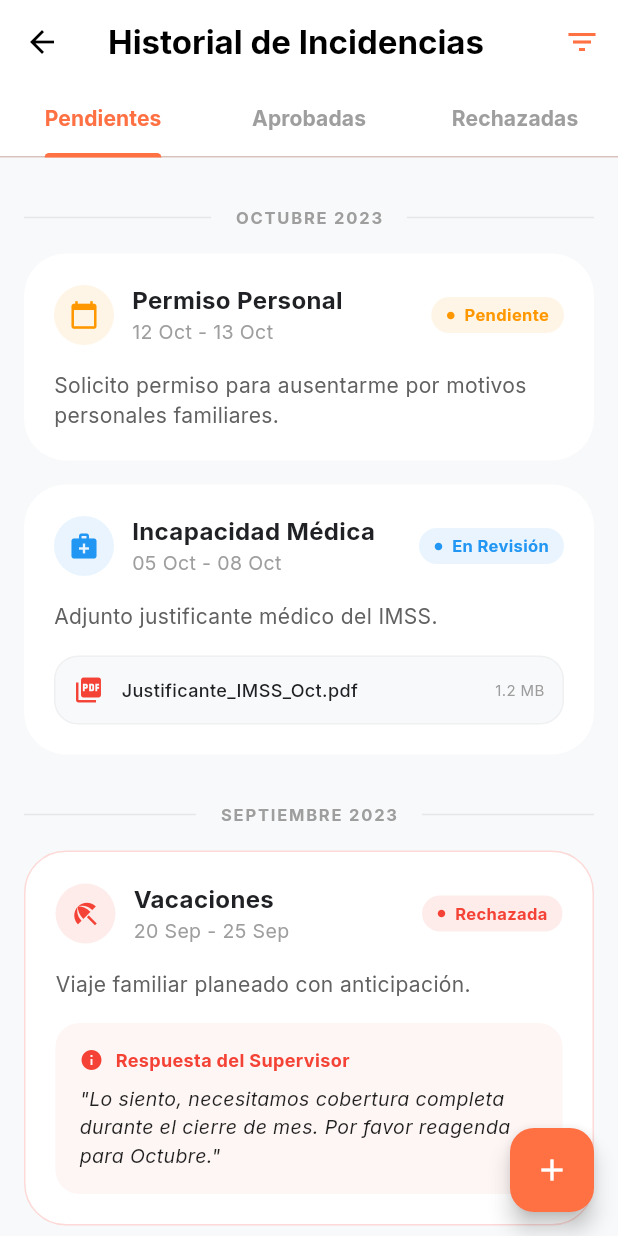
After one commit to BatiBicho/dysch_mobile, a Flutter app: the IncidentHistoryScreen screen opened by its route, on a phone screen of 412 x 824 dp. The commit adds this screen. Run offline on Flutter 3.47's test engine with Material 3 defaults, Android fonts, the phone set to English and light mode, and no system bars; our stand-ins replace dio, file_picker, flutter_bloc, go_router, google_fonts, logger and 2 more; missing offline and left inert: mobile_scanner; accounts and stored records are empty; network calls fail.

Commit message:
History Incident Screen

```diff
--- a/lib/core/router/app_router.dart
+++ b/lib/core/router/app_router.dart
@@ -1,5 +1,6 @@
 import 'package:dysch_mobile/presentation/screens/auth/login_screen.dart';
 import 'package:dysch_mobile/presentation/screens/home/home_screen.dart';
+import 'package:dysch_mobile/presentation/screens/incedent_history/incedent_history_screen.dart';
 import 'package:dysch_mobile/presentation/screens/notifications/notification_screen.dart';
 import 'package:dysch_mobile/presentation/screens/payroll/payroll_screen.dart';
 import 'package:dysch_mobile/presentation/screens/profile/profile_screen.dart';
@@ -60,6 +61,10 @@ class AppRouter {
         path: '/notifications',
         builder: (context, state) => const NotificationsScreen(),
       ),
+      GoRoute(
+        path: '/history',
+        builder: (context, state) => const IncidentHistoryScreen(),
+      ),
     ],
   );
 }
--- a/lib/presentation/screens/auth/login_screen.dart
+++ b/lib/presentation/screens/auth/login_screen.dart
@@ -52,7 +52,7 @@ class LoginScreen extends StatelessWidget {
                           end: Alignment.bottomCenter,
                           colors: [
                             Colors.transparent,
-                            Colors.black.withOpacity(0.7),
+                            Colors.black.withValues(alpha: .7),
                           ],
                         ),
                       ),
@@ -94,11 +94,11 @@ class LoginScreen extends StatelessWidget {
                 decoration: InputDecoration(
                   hintText: 'usuario@empresa.com',
                   hintStyle: TextStyle(
-                    color: AppColors.primaryOrange.withOpacity(0.5),
+                    color: AppColors.primaryOrange.withValues(alpha: .5),
                   ),
                   suffixIcon: Icon(
                     Icons.email_outlined,
-                    color: AppColors.primaryOrange.withOpacity(0.7),
+                    color: AppColors.primaryOrange.withValues(alpha: .7),
                   ),
                 ),
               ),
@@ -111,11 +111,11 @@ class LoginScreen extends StatelessWidget {
                 decoration: InputDecoration(
                   hintText: '••••••••',
                   hintStyle: TextStyle(
-                    color: AppColors.primaryOrange.withOpacity(0.5),
+                    color: AppColors.primaryOrange.withValues(alpha: .5),
                   ),
                   suffixIcon: Icon(
                     Icons.visibility_outlined,
-                    color: AppColors.primaryOrange.withOpacity(0.7),
+                    color: AppColors.primaryOrange.withValues(alpha: .7),
                   ),
                 ),
               ),
@@ -206,52 +206,6 @@ class LoginScreen extends StatelessWidget {
               ),
 
               const SizedBox(height: 30),
-
-              // --- DIVIDER ---
-              Row(
-                children: [
-                  const Expanded(child: Divider()),
-                  Padding(
-                    padding: const EdgeInsets.symmetric(horizontal: 10),
-                    child: Text(
-                      'o ingresa con',
-                      style: TextStyle(color: Colors.grey[600], fontSize: 12),
-                    ),
-                  ),
-                  const Expanded(child: Divider()),
-                ],
-              ),
-              const SizedBox(height: 20),
-
-              // --- FACE ID / BIOMETRÍA ---
-              Column(
-                children: [
-                  IconButton.filledTonal(
-                    onPressed: () {
-                      // TODO: Implementar autenticación biométrica
-                      // context.read<AuthCubit>().loginWithBiometrics();
-                    },
-                    icon: const Icon(Icons.face_retouching_natural, size: 32),
-                    style: IconButton.styleFrom(
-                      padding: const EdgeInsets.all(16),
-                      backgroundColor: Colors.white,
-                      foregroundColor: AppColors.primaryOrange,
-                    ),
-                  ),
-                  const SizedBox(height: 4),
-                  const Text(
-                    'Face ID',
-                    style: TextStyle(fontSize: 12, fontWeight: FontWeight.w500),
-                  ),
-                ],
-              ),
-
-              const SizedBox(height: 40),
-              const Text(
-                'DYSCH v1.0.2',
-                style: TextStyle(color: Colors.grey, fontSize: 10),
-              ),
-              const SizedBox(height: 20),
             ],
           ),
         ),
--- a/lib/presentation/screens/home/home_screen.dart
+++ b/lib/presentation/screens/home/home_screen.dart
@@ -74,10 +74,11 @@ class HomeScreen extends StatelessWidget {
                     onTap: () => context.go('/horarios'),
                   ),
                   QuickMenuCard(
-                    icon: Icons.payments_outlined,
-                    label: 'Nómina',
+                    icon: Icons.history,
+                    label: 'Historial de Incidentes',
                     color: Colors.orange.shade100,
                     iconColor: Colors.orange,
+                    onTap: () => context.push('/history'),
                   ),
                   QuickMenuCard(
                     icon: Icons.beach_access,
--- /dev/null
+++ b/lib/presentation/screens/incedent_history/incedent_history_screen.dart
@@ -0,0 +1,117 @@
+import 'package:dysch_mobile/presentation/screens/incedent_history/widgets/incedent_history_card.dart';
+import 'package:flutter/material.dart';
+
+class IncidentHistoryScreen extends StatelessWidget {
+  const IncidentHistoryScreen({super.key});
+
+  @override
+  Widget build(BuildContext context) {
+    return DefaultTabController(
+      length: 3,
+      child: Scaffold(
+        backgroundColor: const Color(0xFFF8F9FA),
+        appBar: AppBar(
+          backgroundColor: Colors.white,
+          elevation: 0,
+          leading: const BackButton(color: Colors.black),
+          title: const Text(
+            'Historial de Incidencias',
+            style: TextStyle(color: Colors.black, fontWeight: FontWeight.bold),
+          ),
+          actions: [
+            IconButton(
+              icon: const Icon(Icons.filter_list, color: Color(0xFFFF7043)),
+              onPressed: () {},
+            ),
+          ],
+          bottom: const TabBar(
+            indicatorColor: Color(0xFFFF7043),
+            indicatorWeight: 3,
+            labelColor: Color(0xFFFF7043),
+            unselectedLabelColor: Colors.grey,
+            labelStyle: TextStyle(fontWeight: FontWeight.bold),
+            tabs: [
+              Tab(text: 'Pendientes'),
+              Tab(text: 'Aprobadas'),
+              Tab(text: 'Rechazadas'),
+            ],
+          ),
+        ),
+        body: TabBarView(
+          children: [
+            _buildListView(), // Contenido para Pendientes
+            const Center(child: Text('No hay aprobadas')), // Placeholder
+            const Center(child: Text('No hay rechazadas')), // Placeholder
+          ],
+        ),
+        floatingActionButton: FloatingActionButton(
+          onPressed: () {},
+          backgroundColor: const Color(0xFFFF7043),
+          child: const Icon(Icons.add, color: Colors.white),
+        ),
+      ),
+    );
+  }
+
+  Widget _buildListView() {
+    return ListView(
+      padding: const EdgeInsets.all(16),
+      children: [
+        _buildSectionHeader('OCTUBRE 2023'),
+        const IncidentHistoryCard(
+          title: 'Permiso Personal',
+          date: '12 Oct - 13 Oct',
+          status: 'Pendiente',
+          description:
+              'Solicito permiso para ausentarme por motivos personales familiares.',
+          icon: Icons.calendar_today,
+          baseColor: Colors.orange,
+        ),
+        const IncidentHistoryCard(
+          title: 'Incapacidad Médica',
+          date: '05 Oct - 08 Oct',
+          status: 'En Revisión',
+          description: 'Adjunto justificante médico del IMSS.',
+          icon: Icons.medical_services,
+          baseColor: Colors.blue,
+          attachmentName: 'Justificante_IMSS_Oct.pdf',
+        ),
+        _buildSectionHeader('SEPTIEMBRE 2023'),
+        const IncidentHistoryCard(
+          title: 'Vacaciones',
+          date: '20 Sep - 25 Sep',
+          status: 'Rechazada',
+          description: 'Viaje familiar planeado con anticipación.',
+          icon: Icons.beach_access,
+          baseColor: Colors.red,
+          supervisorResponse:
+              'Lo siento, necesitamos cobertura completa durante el cierre de mes. Por favor reagenda para Octubre.',
+        ),
+      ],
+    );
+  }
+
+  Widget _buildSectionHeader(String title) {
+    return Padding(
+      padding: const EdgeInsets.symmetric(vertical: 16),
+      child: Row(
+        children: [
+          Expanded(child: Divider(color: Colors.grey.withValues(alpha: 0.2))),
+          Padding(
+            padding: const EdgeInsets.symmetric(horizontal: 16),
+            child: Text(
+              title,
+              style: const TextStyle(
+                color: Colors.grey,
+                fontSize: 11,
+                fontWeight: FontWeight.bold,
+                letterSpacing: 1.2,
+              ),
+            ),
+          ),
+          Expanded(child: Divider(color: Colors.grey.withValues(alpha: 0.2))),
+        ],
+      ),
+    );
+  }
+}
--- /dev/null
+++ b/lib/presentation/screens/incedent_history/widgets/incedent_history_card.dart
@@ -0,0 +1,183 @@
+import 'package:flutter/material.dart';
+
+class IncidentHistoryCard extends StatelessWidget {
+  final String title;
+  final String date;
+  final String status;
+  final String description;
+  final IconData icon;
+  final Color baseColor;
+  final String? attachmentName;
+  final String? supervisorResponse;
+
+  const IncidentHistoryCard({
+    super.key,
+    required this.title,
+    required this.date,
+    required this.status,
+    required this.description,
+    required this.icon,
+    required this.baseColor,
+    this.attachmentName,
+    this.supervisorResponse,
+  });
+
+  @override
+  Widget build(BuildContext context) {
+    return Container(
+      margin: const EdgeInsets.only(bottom: 16),
+      padding: const EdgeInsets.all(20),
+      decoration: BoxDecoration(
+        color: Colors.white,
+        borderRadius: BorderRadius.circular(28),
+        border: supervisorResponse != null
+            ? Border.all(color: Colors.red.withValues(alpha: 0.2), width: 1)
+            : null,
+      ),
+      child: Column(
+        crossAxisAlignment: CrossAxisAlignment.start,
+        children: [
+          Row(
+            children: [
+              _buildIcon(),
+              const SizedBox(width: 12),
+              Expanded(
+                child: Column(
+                  crossAxisAlignment: CrossAxisAlignment.start,
+                  children: [
+                    Text(
+                      title,
+                      style: const TextStyle(
+                        fontWeight: FontWeight.bold,
+                        fontSize: 16,
+                      ),
+                    ),
+                    Text(
+                      date,
+                      style: TextStyle(color: Colors.grey[500], fontSize: 13),
+                    ),
+                  ],
+                ),
+              ),
+              _buildStatusBadge(),
+            ],
+          ),
+          const SizedBox(height: 16),
+          Text(
+            description,
+            style: TextStyle(
+              color: Colors.grey[700],
+              fontSize: 14,
+              height: 1.4,
+            ),
+          ),
+
+          if (attachmentName != null) _buildAttachment(),
+          if (supervisorResponse != null) _buildSupervisorBox(),
+        ],
+      ),
+    );
+  }
+
+  Widget _buildIcon() {
+    return Container(
+      padding: const EdgeInsets.all(10),
+      decoration: BoxDecoration(
+        color: baseColor.withValues(alpha: 0.1),
+        shape: BoxShape.circle,
+      ),
+      child: Icon(icon, color: baseColor, size: 20),
+    );
+  }
+
+  Widget _buildStatusBadge() {
+    return Container(
+      padding: const EdgeInsets.symmetric(horizontal: 10, vertical: 4),
+      decoration: BoxDecoration(
+        color: baseColor.withValues(alpha: 0.1),
+        borderRadius: BorderRadius.circular(12),
+      ),
+      child: Row(
+        children: [
+          Icon(Icons.circle, size: 6, color: baseColor),
+          const SizedBox(width: 6),
+          Text(
+            status,
+            style: TextStyle(
+              color: baseColor,
+              fontSize: 11,
+              fontWeight: FontWeight.bold,
+            ),
+          ),
+        ],
+      ),
+    );
+  }
+
+  Widget _buildAttachment() {
+    return Container(
+      margin: const EdgeInsets.only(top: 16),
+      padding: const EdgeInsets.all(12),
+      decoration: BoxDecoration(
+        color: const Color(0xFFF8F9FA),
+        borderRadius: BorderRadius.circular(16),
+        border: Border.all(color: Colors.grey.withValues(alpha: 0.1)),
+      ),
+      child: Row(
+        children: [
+          const Icon(Icons.picture_as_pdf, color: Colors.red, size: 20),
+          const SizedBox(width: 12),
+          Expanded(
+            child: Text(
+              attachmentName!,
+              style: const TextStyle(fontSize: 12, fontWeight: FontWeight.w500),
+            ),
+          ),
+          const Text(
+            '1.2 MB',
+            style: TextStyle(fontSize: 10, color: Colors.grey),
+          ),
+        ],
+      ),
+    );
+  }
+
+  Widget _buildSupervisorBox() {
+    return Container(
+      margin: const EdgeInsets.only(top: 16),
+      padding: const EdgeInsets.all(16),
+      decoration: BoxDecoration(
+        color: Colors.red.withValues(alpha: 0.05),
+        borderRadius: BorderRadius.circular(16),
+      ),
+      child: Column(
+        crossAxisAlignment: CrossAxisAlignment.start,
+        children: [
+          const Row(
+            children: [
+              Icon(Icons.info, color: Colors.red, size: 16),
+              SizedBox(width: 8),
+              Text(
+                'Respuesta del Supervisor',
+                style: TextStyle(
+                  color: Colors.red,
+                  fontWeight: FontWeight.bold,
+                  fontSize: 12,
+                ),
+              ),
+            ],
+          ),
+          const SizedBox(height: 8),
+          Text(
+            '"$supervisorResponse"',
+            style: const TextStyle(
+              fontSize: 13,
+              fontStyle: FontStyle.italic,
+              color: Colors.black87,
+            ),
+          ),
+        ],
+      ),
+    );
+  }
+}
```
